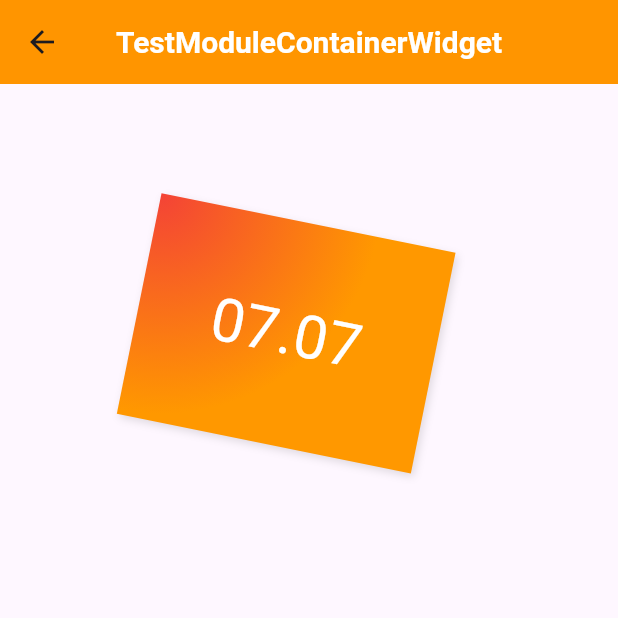
After one commit to coderxxy/shoppingflutter, a Flutter app: the TestModuleContainerWidget screen opened directly, on a phone screen of 412 x 824 dp, the top half of it. The commit adds this screen. Run offline on Flutter 3.47's test engine with Material 3 defaults, Android fonts, the phone set to English and light mode, and no system bars; our stand-ins replace cached_network_image, dio, flutter_screenutil, flutter_spinkit, loading_animation_widget; missing offline and left inert: dart:ffi, flukit, flutter_easy_animations, shirne_dialog, widgets_easier; network calls fail.

Commit message:
[title] container demo
[description]

[coder]coderxxy

```diff
--- a/lib/demoModule/FlutterTestModuleWidget.dart
+++ b/lib/demoModule/FlutterTestModuleWidget.dart
@@ -10,12 +10,13 @@ import 'package:shopping_flutter/demoModule/TestModuleGridViewWidget.dart';
 import 'package:shopping_flutter/demoModule/TestModuleImageWidget.dart';
 import 'package:shopping_flutter/demoModule/TestModuleListViewWidget.dart';
 import 'package:shopping_flutter/demoModule/TestModuleUILayoutWidget.dart';
+import 'package:shopping_flutter/demoModule/test_module_container_widget.dart';
 import './test_module_router_widget.dart';
 
 
 class FlutterTestModuleWidget extends StatelessWidget {
   final String title;
-  final List<String> _actionsTitle = ["ListView", "GridView", "ImageWidget", "buttonWidget", "LayoutWidget", "CustomWidget", "BaseWidget", "Router"];
+  final List<String> _actionsTitle = ["ListView", "GridView", "ImageWidget", "buttonWidget", "LayoutWidget", "CustomWidget", "BaseWidget", "Router", "Container"];
   final List<String> _iconsSource = [
     "images/mine/mine_icon_disk@2x.png",
     "images/mine/mine_icon_order@2x.png",
@@ -85,6 +86,9 @@ class FlutterTestModuleWidget extends StatelessWidget {
               if(title == "Router" || title.contains("Router".toLowerCase())) {
                 Navigator.push(context, MaterialPageRoute(builder: (context)=> const TestModuleRouterWidget()));
               }
+              if("container".toLowerCase() == title){
+                Navigator.push(context, MaterialPageRoute(builder: (context)=> const TestModuleContainerWidget()));
+              }
               if(kDebugMode){
                 print("click $idx cell, ${_actionsTitle[idx]}");
               }
--- /dev/null
+++ b/lib/demoModule/test_module_container_widget.dart
@@ -0,0 +1,56 @@
+import 'package:flutter/cupertino.dart';
+import 'package:flutter/foundation.dart';
+import 'package:flutter/material.dart';
+
+class TestModuleContainerWidget extends StatelessWidget {
+  const TestModuleContainerWidget({super.key, this.title = "TestModuleContainerWidget"});
+  final String? title;
+  @override
+  Widget build(BuildContext context) {
+    return Scaffold(
+      appBar: AppBar(
+        backgroundColor: CupertinoColors.activeOrange,
+        title: Title(
+          color: Colors.white,
+          child: Text(
+            title!,
+            style: const TextStyle(
+                color: Colors.white,
+                fontSize: 20.0,
+                fontWeight: FontWeight.bold
+            ),
+            textAlign: TextAlign.center,
+          ),
+        ),
+        centerTitle: true, // 标题居中
+      ),
+      body: Container(
+        margin: const EdgeInsets.only(top: 50.0, left: 120.0),
+        constraints: const BoxConstraints.tightFor(width: 200, height: 150), // 卡片尺寸
+        decoration: const BoxDecoration(  // 背景装饰
+          gradient: RadialGradient(
+            colors: [Colors.red, Colors.orange],
+            center: Alignment.topLeft,
+            radius: .98,
+          ),
+          boxShadow: [ //卡片阴影
+            BoxShadow(
+              color: Colors.black12,
+              offset: Offset(2.0, 2.0),
+              blurRadius: 4.0,
+            )
+          ],
+        ),
+        transform: Matrix4.rotationZ(.2), // 卡片倾斜变换
+        alignment: Alignment.center,  // 卡片内文字居中
+        child: const Text(
+          "07.07",
+          style: TextStyle(
+            color: Colors.white,
+            fontSize: 40.0
+          ),
+        ),
+      ),
+    );
+  }
+}
```
